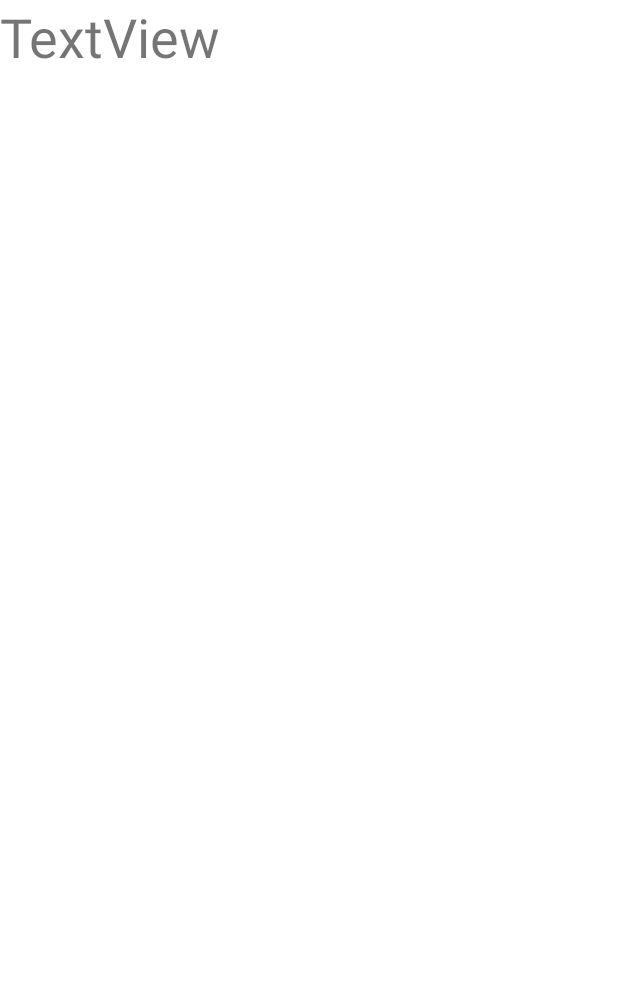
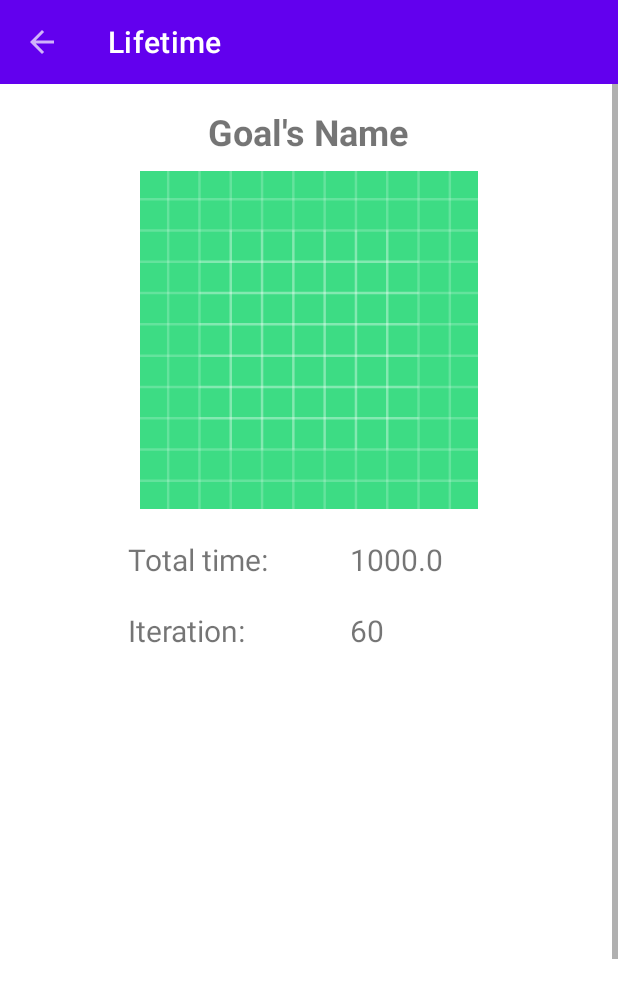
Before and after one commit to D1scoDancer/Lifetime, an Android app: the GoalActivity screen opened directly, with no data from a screen before it, on a phone screen of 412 x 824 dp. Shown: the top 998 px of the screen. Run offline under Robolectric (Android 15) with nearby library versions, the phone set to English and light mode, and no system bars.

Commit message:
working on GoalActivity

```diff
--- a/app/src/main/java/ru/alekssey7227/lifetime/activities/GoalActivity.java
+++ b/app/src/main/java/ru/alekssey7227/lifetime/activities/GoalActivity.java
@@ -8,9 +8,6 @@ import android.widget.TextView;
 import androidx.appcompat.app.AppCompatActivity;
 import androidx.appcompat.widget.Toolbar;
 
-import java.util.List;
-import java.util.Optional;
-
 import ru.alekssey7227.lifetime.R;
 import ru.alekssey7227.lifetime.adapters.GoalsRVAdapter;
 import ru.alekssey7227.lifetime.backend.Goal;
@@ -20,6 +17,8 @@ public class GoalActivity extends AppCompatActivity {
 
     private Toolbar gToolBar;
     private TextView txtGoalName;
+    private TextView txtGoalTime;
+    private TextView txtGoalIteration;
 
     private DBHelper dbHelper;
     private Goal goal;
@@ -36,10 +35,18 @@ public class GoalActivity extends AppCompatActivity {
 
         gToolBar = findViewById(R.id.goal_toolbar);
         setSupportActionBar(gToolBar);
+        getSupportActionBar().setDisplayHomeAsUpEnabled(true);
+
 
         txtGoalName = findViewById(R.id.txtGoalName);
-        if (goal != null)
+        txtGoalTime = findViewById(R.id.txtGoalTime);
+        txtGoalIteration = findViewById(R.id.txtGoalIteration);
+
+        if (goal != null) {
             txtGoalName.setText(goal.getName());
+            txtGoalTime.setText(goal.getTime().getTimeInHoursString());
+            txtGoalIteration.setText(Long.toString(goal.getIteration())); // TODO: fix
+        }
 
 
     }
--- a/app/src/main/res/layout/activity_goal.xml
+++ b/app/src/main/res/layout/activity_goal.xml
@@ -1,20 +1,102 @@
 <?xml version="1.0" encoding="utf-8"?>
-<androidx.constraintlayout.widget.ConstraintLayout xmlns:android="http://schemas.android.com/apk/res/android"
+<androidx.coordinatorlayout.widget.CoordinatorLayout xmlns:android="http://schemas.android.com/apk/res/android"
     xmlns:app="http://schemas.android.com/apk/res-auto"
     xmlns:tools="http://schemas.android.com/tools"
     android:layout_width="match_parent"
     android:layout_height="match_parent"
     tools:context=".activities.GoalActivity">
 
-    <TextView
-        android:id="@+id/textView"
-        android:layout_width="0dp"
-        android:layout_height="0dp"
-        android:text="TextView"
-        android:textAlignment="inherit"
-        android:textSize="36sp"
-        app:layout_constraintBottom_toBottomOf="parent"
-        app:layout_constraintEnd_toEndOf="parent"
-        app:layout_constraintStart_toStartOf="parent"
-        app:layout_constraintTop_toTopOf="parent" />
-</androidx.constraintlayout.widget.ConstraintLayout>
+    <com.google.android.material.appbar.AppBarLayout
+        android:layout_width="match_parent"
+        android:layout_height="wrap_content"
+        android:theme="@style/ThemeOverlay.AppCompat.Dark"
+        app:expanded="false"
+        app:liftOnScroll="true">
+
+        <androidx.appcompat.widget.Toolbar
+            android:id="@+id/goal_toolbar"
+            android:layout_width="match_parent"
+            android:layout_height="?attr/actionBarSize"
+            android:theme="@style/ThemeOverlay.AppCompat.Dark"
+            app:layout_collapseMode="pin" />
+    </com.google.android.material.appbar.AppBarLayout>
+
+    <ScrollView
+        android:layout_width="match_parent"
+        android:layout_height="match_parent"
+        android:layout_marginTop="?attr/actionBarSize">
+        <RelativeLayout
+            android:layout_width="match_parent"
+            android:layout_height="match_parent"
+            android:padding="5dp">
+
+            <TextView
+                android:id="@+id/txtGoalName"
+                android:layout_width="wrap_content"
+                android:layout_height="wrap_content"
+                android:layout_centerHorizontal="true"
+                android:layout_marginTop="10dp"
+                android:text="Goal's Name"
+                android:textSize="24sp"
+                android:textStyle="bold" />
+
+            <ImageView
+                android:id="@+id/iv_temp"
+                android:layout_width="225dp"
+                android:layout_height="225dp"
+                android:layout_below="@id/txtGoalName"
+                android:layout_centerHorizontal="true"
+                android:layout_marginTop="10dp"
+                android:src="@drawable/ic_launcher_background" />
+
+            <TextView
+                android:id="@+id/txtGoalTimeLabel"
+                android:layout_width="wrap_content"
+                android:layout_height="wrap_content"
+                android:layout_below="@id/iv_temp"
+                android:layout_marginLeft="80dp"
+                android:layout_marginTop="20dp"
+                android:text="Total time: "
+                android:textSize="20sp" />
+
+            <TextView
+                android:id="@+id/txtGoalTime"
+                android:layout_width="wrap_content"
+                android:layout_height="wrap_content"
+                android:layout_below="@id/iv_temp"
+                android:layout_marginLeft="50dp"
+                android:layout_marginTop="20dp"
+                android:layout_toEndOf="@id/txtGoalTimeLabel"
+                android:text="1000.0"
+                android:textSize="20sp" />
+
+            <TextView
+                android:id="@+id/txtGoalIterationLabel"
+                android:layout_width="wrap_content"
+                android:layout_height="wrap_content"
+                android:layout_below="@id/txtGoalTimeLabel"
+                android:layout_marginLeft="80dp"
+                android:layout_marginTop="20dp"
+                android:text="Iteration: "
+                android:textSize="20sp" />
+
+            <TextView
+                android:id="@+id/txtGoalIteration"
+                android:layout_width="wrap_content"
+                android:layout_height="wrap_content"
+                android:layout_below="@id/txtGoalTime"
+                android:layout_marginLeft="50dp"
+                android:layout_marginTop="20dp"
+                android:layout_toEndOf="@id/txtGoalTimeLabel"
+                android:text="60"
+                android:textSize="20sp" />
+
+            <ImageView
+                android:layout_width="10dp"
+                android:layout_height="1000dp"/>
+
+        </RelativeLayout>
+    </ScrollView>
+
+
+</androidx.coordinatorlayout.widget.CoordinatorLayout>
```
